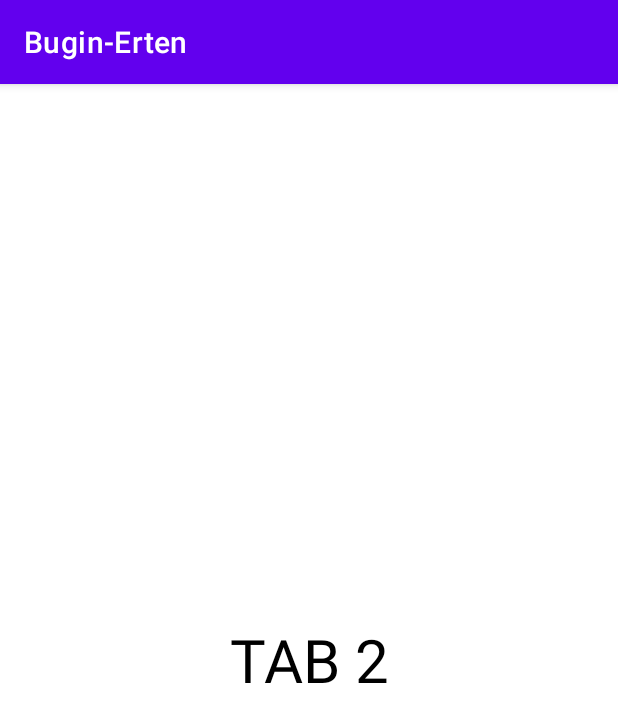
After one commit to jumagaliev1/bugin-erten, an Android app: the fragment tomorrow shown on its own in the app's theme, on a phone screen of 412 x 824 dp. The commit adds this screen. Shown: the top 722 px of the screen. Run offline under Robolectric (Android 15) with nearby library versions, the phone set to English and light mode, and no system bars.

Commit message:
create fragments

```diff
--- /dev/null
+++ b/app/src/main/java/com/example/bugin_erten/tomorrow.kt
@@ -0,0 +1,20 @@
+package com.example.bugin_erten
+
+import android.os.Bundle
+import androidx.fragment.app.Fragment
+import android.view.LayoutInflater
+import android.view.View
+import android.view.ViewGroup
+
+
+class tomorrow : Fragment() {
+
+    override fun onCreateView(
+        inflater: LayoutInflater, container: ViewGroup?,
+        savedInstanceState: Bundle?
+    ): View? {
+        // Inflate the layout for this fragment
+        return inflater.inflate(R.layout.fragment_tomorrow, container, false)
+    }
+
+}
--- /dev/null
+++ b/app/src/main/res/layout/fragment_tomorrow.xml
@@ -0,0 +1,17 @@
+<?xml version="1.0" encoding="utf-8"?>
+<FrameLayout xmlns:android="http://schemas.android.com/apk/res/android"
+    xmlns:tools="http://schemas.android.com/tools"
+    android:layout_width="match_parent"
+    android:layout_height="match_parent"
+    tools:context=".tomorrow">
+
+    <!-- TODO: Update blank fragment layout -->
+    <TextView
+        android:layout_width="match_parent"
+        android:layout_height="match_parent"
+        android:text="TAB 2"
+        android:gravity="center"
+        android:textColor="@color/black"
+        android:textSize="40dp"/>
+
+</FrameLayout>
--- a/app/src/main/res/values/strings.xml
+++ b/app/src/main/res/values/strings.xml
@@ -1,3 +1,5 @@
 <resources>
     <string name="app_name">Bugin-Erten</string>
+    <!-- TODO: Remove or change this placeholder text -->
+    <string name="hello_blank_fragment">Hello blank fragment</string>
 </resources>
```
Also changed, not shown: app/src/main/java/com/example/bugin_erten/today.kt (added, +19 -0 lines), app/src/main/java/com/example/bugin_erten/yesterday.kt (added, +19 -0 lines), app/src/main/res/layout/fragment_today.xml (added, +17 -0 lines), app/src/main/res/layout/fragment_yesterday.xml (added, +17 -0 lines).
